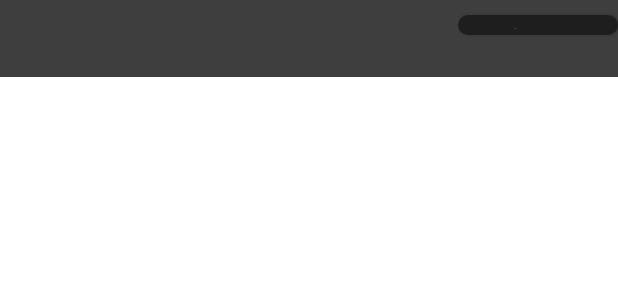
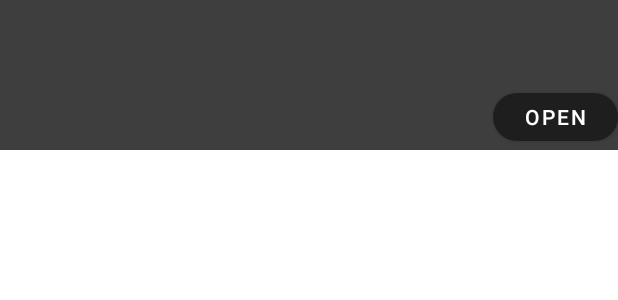
Before and after one commit to n0obs73r/DailyDose, an Android app: the layout news_item.xml on its own in the app's theme, with its tools: preview values and no code run, on a phone screen of 412 x 824 dp. Shown: the top 300 px of the screen. Run offline under Robolectric (Android 15) with nearby library versions, the phone set to English and light mode, and no system bars.

Commit message:
Added Temporary Icon and Addressed some alignment issues

```diff
--- a/app/src/main/res/layout/news_item.xml
+++ b/app/src/main/res/layout/news_item.xml
@@ -1,47 +1,46 @@
 <?xml version="1.0" encoding="utf-8"?>
-<LinearLayout xmlns:android="http://schemas.android.com/apk/res/android"
+<androidx.constraintlayout.widget.ConstraintLayout xmlns:android="http://schemas.android.com/apk/res/android"
     xmlns:app="http://schemas.android.com/apk/res-auto"
     xmlns:tools="http://schemas.android.com/tools"
+    android:id="@+id/linearLayout"
     android:layout_width="match_parent"
-    android:layout_height="wrap_content"
-    android:background="#3E3E3E"
-    android:orientation="horizontal">
+    android:layout_height="100dp"
+    android:background="#3E3E3E">
 
     <ImageView
         android:id="@+id/news_image"
-        android:layout_width="85dp"
-        android:layout_height="51dp"
-        android:layout_gravity="left" />
+        android:layout_width="87dp"
+        android:layout_height="64dp"
+        app:layout_constraintBottom_toBottomOf="parent"
+        app:layout_constraintEnd_toStartOf="@+id/news_title"
+        app:layout_constraintStart_toStartOf="parent"
+        app:layout_constraintTop_toTopOf="parent"
+        app:layout_constraintVertical_bias="0.0" />
 
     <TextView
         android:id="@+id/news_title"
-        android:layout_width="220dp"
-        android:layout_height="match_parent"
-        android:layout_gravity="center"
-        android:textColor="@color/white" />
+        android:layout_width="304dp"
+        android:layout_height="57dp"
+        android:textColor="@color/white"
+        app:layout_constraintBottom_toBottomOf="parent"
+        app:layout_constraintEnd_toEndOf="parent"
+        app:layout_constraintStart_toEndOf="@+id/news_image"
+        app:layout_constraintTop_toTopOf="@+id/news_image"
+        app:layout_constraintVertical_bias="0.0" />
 
-    <LinearLayout
-        android:layout_width="match_parent"
-        android:layout_height="wrap_content"
-        android:background="#3E3E3E"
-        android:orientation="vertical">
+    <Button
+        android:id="@+id/news_link"
+
+        android:layout_width="83dp"
+        android:layout_height="44dp"
+        android:text="Open"
+        android:textColor="#FFFFFF"
+        app:backgroundTint="#1E1E1E"
+        app:cornerRadius="40dp"
+        app:layout_constraintBottom_toBottomOf="parent"
+        app:layout_constraintEnd_toEndOf="parent"
+        app:layout_constraintHorizontal_bias="1.0"
+        app:layout_constraintStart_toStartOf="parent" />
 
 
-        <TextView
-            android:id="@+id/textView"
-            android:layout_width="match_parent"
-            android:layout_height="4dp"
-            android:layout_weight="1" />
-
-        <Button
-            android:id="@+id/news_link"
-
-            android:layout_width="match_parent"
-            android:layout_height="25dp"
-            android:layout_gravity="right"
-            android:text="Open"
-            app:backgroundTint="#1E1E1E"
-            app:cornerRadius="40dp" />
-    </LinearLayout>
-
-</LinearLayout>
+</androidx.constraintlayout.widget.ConstraintLayout>
```
Also changed, not shown: app/src/main/res/drawable-v24/star.png (added).
